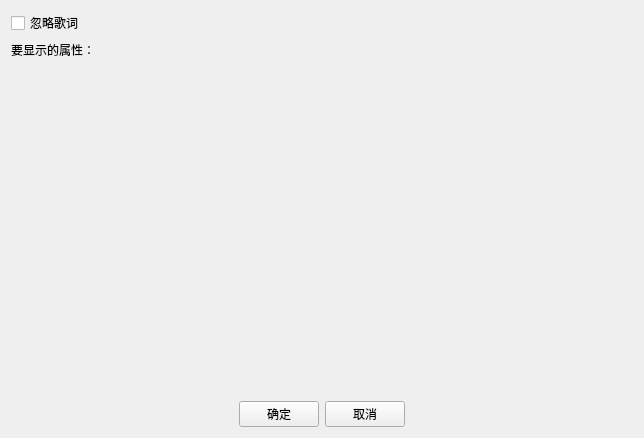
Before: the Qt Designer form Settings.ui in FunnyAWM/MusicSyncTool, drawn with Qt 5.
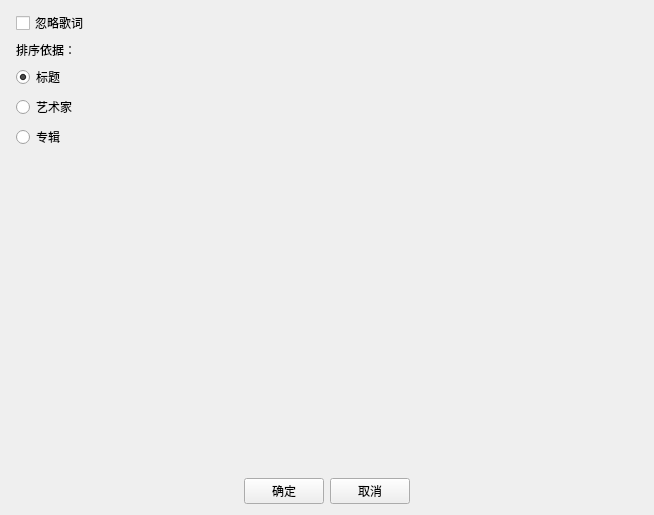
After: the same form once the commit is applied.

Commit message: Added operations of no lyric under ignore lyric switch off and optimized memory policy.

What changed in the file:
```diff
--- a/Settings.ui
+++ b/Settings.ui
@@ -6,8 +6,8 @@
    <rect>
     <x>0</x>
     <y>0</y>
-    <width>644</width>
-    <height>438</height>
+    <width>654</width>
+    <height>515</height>
    </rect>
   </property>
   <property name="windowTitle">
@@ -16,22 +16,20 @@
   <layout class="QGridLayout" name="gridLayout_2">
    <item row="0" column="0">
     <layout class="QGridLayout" name="gridLayout">
-     <item row="0" column="0">
-      <layout class="QHBoxLayout" name="horizontalLayout_2">
-       <item>
-        <layout class="QVBoxLayout" name="verticalLayout">
-         <item>
-          <widget class="QCheckBox" name="ignoreLyricBox">
-           <property name="text">
-            <string>忽略歌词</string>
-           </property>
-          </widget>
+     <property name="leftMargin">
+      <number>5</number>
+     </property>
+     <property name="rightMargin">
+      <number>5</number>
+     </property>
+     <item row="0" column="2">
+      <layout class="QHBoxLayout" name="horizontalLayout_3">
+       <item>
+        <layout class="QVBoxLayout" name="verticalLayout_2"/>
          </item>
         </layout>
        </item>
-      </layout>
-     </item>
-     <item row="4" column="0" colspan="2">
+     <item row="5" column="1" colspan="2">
       <layout class="QHBoxLayout" name="horizontalLayout_4">
        <item>
         <spacer name="horizontalSpacer">
@@ -75,34 +73,62 @@
        </item>
       </layout>
      </item>
-     <item row="1" column="0">
-      <widget class="QLabel" name="label">
-       <property name="text">
-        <string>要显示的属性：</string>
-       </property>
-      </widget>
-     </item>
      <item row="0" column="1">
-      <layout class="QHBoxLayout" name="horizontalLayout_3">
+      <layout class="QHBoxLayout" name="horizontalLayout_2">
        <item>
-        <layout class="QVBoxLayout" name="verticalLayout_2"/>
+        <layout class="QVBoxLayout" name="verticalLayout">
+         <item>
+          <widget class="QCheckBox" name="ignoreLyricBox">
+           <property name="whatsThis">
+            <string>打开此选项将禁止程序检查外部lrc文件。如果您正在使用LYRICS标签或不需要歌词，请打开此选项。</string>
+           </property>
+           <property name="text">
+            <string>忽略歌词</string>
+           </property>
+          </widget>
+         </item>
+        </layout>
+       </item>
+      </layout>
+     </item>
+     <item row="2" column="1">
+      <layout class="QVBoxLayout" name="sortByBox">
+       <item>
+        <widget class="QRadioButton" name="titleSelect">
+         <property name="text">
+          <string>标题</string>
+         </property>
+         <property name="checked">
+          <bool>true</bool>
+         </property>
+         <attribute name="buttonGroup">
+          <string notr="true">sortByGroup</string>
+         </attribute>
+        </widget>
+       </item>
+       <item>
+        <widget class="QRadioButton" name="artistSelect">
+         <property name="text">
+          <string>艺术家</string>
+         </property>
+         <attribute name="buttonGroup">
+          <string notr="true">sortByGroup</string>
+         </attribute>
+        </widget>
+       </item>
+       <item>
+        <widget class="QRadioButton" name="albumSelect">
+         <property name="text">
+          <string>专辑</string>
+         </property>
+         <attribute name="buttonGroup">
+          <string notr="true">sortByGroup</string>
+         </attribute>
+        </widget>
        </item>
       </layout>
      </item>
      <item row="3" column="1">
-      <spacer name="verticalSpacer_2">
-       <property name="orientation">
-        <enum>Qt::Orientation::Vertical</enum>
-       </property>
-       <property name="sizeHint" stdset="0">
-        <size>
-         <width>20</width>
-         <height>40</height>
-        </size>
-       </property>
-      </spacer>
-     </item>
-     <item row="3" column="0">
       <spacer name="verticalSpacer">
        <property name="orientation">
         <enum>Qt::Orientation::Vertical</enum>
@@ -115,6 +141,26 @@
        </property>
       </spacer>
      </item>
+     <item row="3" column="2">
+      <spacer name="verticalSpacer_2">
+       <property name="orientation">
+        <enum>Qt::Orientation::Vertical</enum>
+       </property>
+       <property name="sizeHint" stdset="0">
+        <size>
+         <width>20</width>
+         <height>40</height>
+        </size>
+       </property>
+      </spacer>
+     </item>
+     <item row="1" column="1">
+      <widget class="QLabel" name="sortByText">
+       <property name="text">
+        <string>排序依据：</string>
+       </property>
+      </widget>
+     </item>
     </layout>
    </item>
   </layout>
```
Left out of the diff: 3 changed lines with no effect on the pictures. Lines whose indentation alone changed are shown as unchanged. The commit also changes 12 other files.
